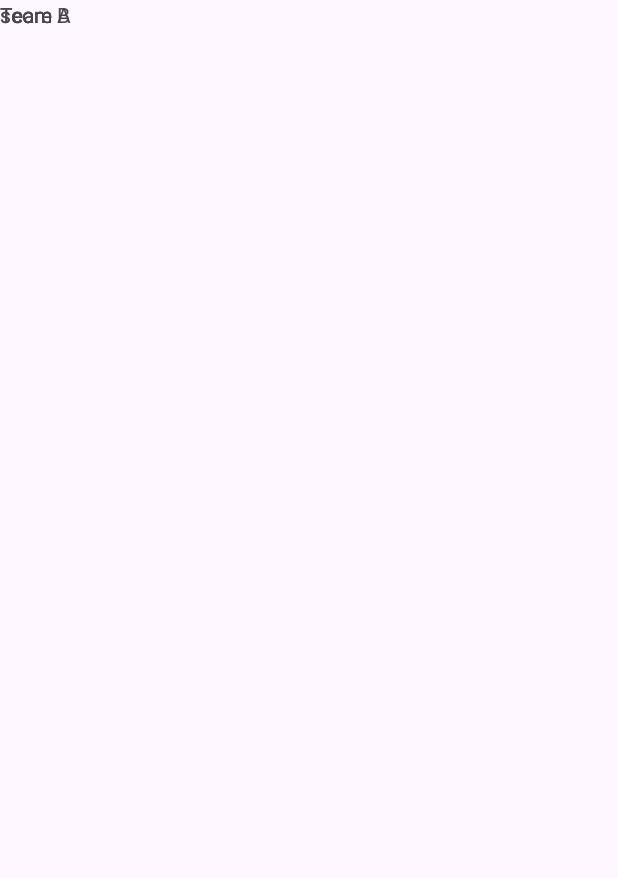
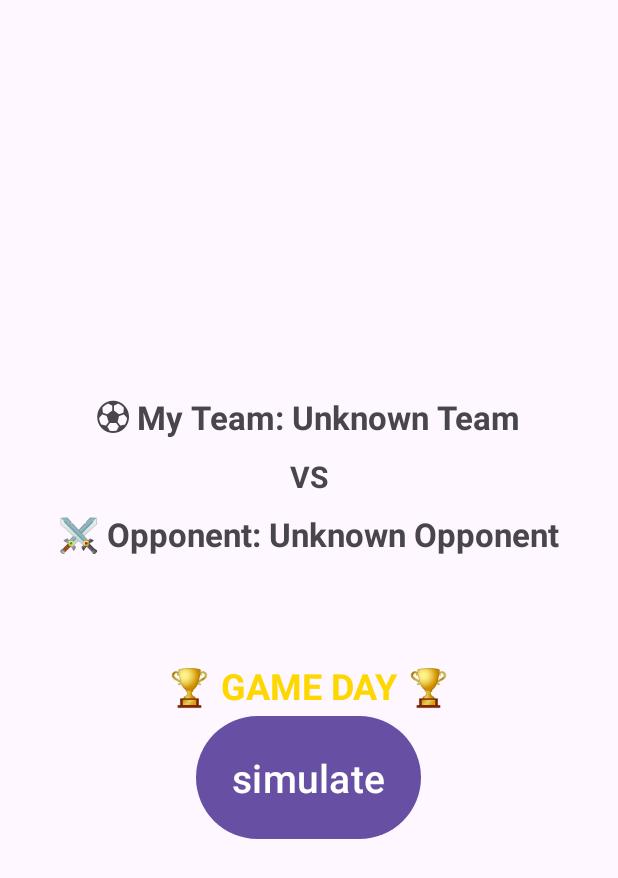
Before and after one commit to Hrach15/football2, an Android app: the gameporcces screen opened directly, with no data from a screen before it, on a phone screen of 412 x 824 dp. Before the commit the part shown is almost empty. Shown: the top 878 px of the screen. Run offline under Robolectric (Android 15) with nearby library versions, the phone set to English and light mode, and no system bars.

Commit message:
barev dzez

```diff
--- a/app/src/main/java/com/example/porcnakan/MainActivity.java
+++ b/app/src/main/java/com/example/porcnakan/MainActivity.java
@@ -62,7 +62,7 @@ public class MainActivity extends AppCompatActivity {
         });
 
         guestModeButton.setOnClickListener(v -> {
-            Intent guestIntent = new Intent(MainActivity.this, MainActivity.class);
+            Intent guestIntent = new Intent(MainActivity.this, teamchoose.class);
             guestIntent.putExtra("isGuest", true);
             startActivity(guestIntent);
             finish();
--- a/app/src/main/java/com/example/porcnakan/gameporcces.java
+++ b/app/src/main/java/com/example/porcnakan/gameporcces.java
@@ -1,24 +1,55 @@
 package com.example.porcnakan;
 
+import android.content.Intent;
 import android.os.Bundle;
-
-import androidx.activity.EdgeToEdge;
+import android.util.Log;
+import android.widget.Button;
+import android.widget.TextView;
 import androidx.appcompat.app.AppCompatActivity;
-import androidx.core.graphics.Insets;
-import androidx.core.view.ViewCompat;
-import androidx.core.view.WindowInsetsCompat;
 
 public class gameporcces extends AppCompatActivity {
+    private TextView myTeamTextView, opponentTeamTextView;
+    private Button simulateButton;
+
+    private String myClub;
+    private String opponentClub;
 
     @Override
     protected void onCreate(Bundle savedInstanceState) {
         super.onCreate(savedInstanceState);
-        EdgeToEdge.enable(this);
         setContentView(R.layout.activity_gameporcces);
-        ViewCompat.setOnApplyWindowInsetsListener(findViewById(R.id.main), (v, insets) -> {
-            Insets systemBars = insets.getInsets(WindowInsetsCompat.Type.systemBars());
-            v.setPadding(systemBars.left, systemBars.top, systemBars.right, systemBars.bottom);
-            return insets;
+
+        // Find views in layout
+        myTeamTextView = findViewById(R.id.tvMyTeam);
+        opponentTeamTextView = findViewById(R.id.tvOpponentTeam);
+        simulateButton = findViewById(R.id.btnSimulate);
+
+        // Get selected teams from Intent
+        myClub = getIntent().getStringExtra("MY_CLUB");
+        opponentClub = getIntent().getStringExtra("OPPONENT_CLUB");
+
+        // Log the received values for debugging
+        Log.d("GameProcess", "Received My Team: " + myClub);
+        Log.d("GameProcess", "Received Opponent: " + opponentClub);
+
+        // Ensure values are not null
+        if (myClub == null || myClub.isEmpty()) {
+            myClub = "Unknown Team";
+        }
+        if (opponentClub == null || opponentClub.isEmpty()) {
+            opponentClub = "Unknown Opponent";
+        }
+
+        // Display teams in the TextViews
+        myTeamTextView.setText("⚽ My Team: " + myClub);
+        opponentTeamTextView.setText("⚔️ Opponent: " + opponentClub);
+
+        // Set up button click to go to simulate activity
+        simulateButton.setOnClickListener(v -> {
+            Intent intent = new Intent(gameporcces.this, simulate.class);
+            intent.putExtra("TEAM1", myClub);
+            intent.putExtra("TEAM2", opponentClub);
+            startActivity(intent);
         });
     }
 }
--- a/app/src/main/java/com/example/porcnakan/teamchoose.java
+++ b/app/src/main/java/com/example/porcnakan/teamchoose.java
@@ -18,6 +18,7 @@ public class teamchoose extends AppCompatActivity {
     private Button playButton;
     private Map<String, List<String>> leagues;
 
+
     @Override
     protected void onCreate(Bundle savedInstanceState) {
         super.onCreate(savedInstanceState);
@@ -32,7 +33,9 @@ public class teamchoose extends AppCompatActivity {
 
 
         playButton.setOnClickListener(v -> {
+            String selectedTeam = teamSpinner.getSelectedItem().toString();
             Intent intent = new Intent(teamchoose.this, table.class);
+            intent.putExtra("selectedTeam", selectedTeam);
             startActivity(intent);
         });
     }
@@ -47,7 +50,7 @@ public class teamchoose extends AppCompatActivity {
                 "Tottenham Hotspur", "West Ham United", "Wolverhampton Wanderers"));
 
         leagues.put("La Liga", Arrays.asList(
-                "Alavés", "Almería", "Athletic Club", "Atlético Madrid", "Barcelona", "Cádiz", "Celta Vigo",
+                "Alaves", "Almería", "Athletic Club", "Atlético Madrid", "Barcelona", "Cádiz", "Celta Vigo",
                 "Getafe", "Girona", "Granada", "Las Palmas", "Mallorca", "Osasuna", "Rayo Vallecano",
                 "Real Betis", "Real Madrid", "Real Sociedad", "Sevilla", "Valencia", "Villarreal"));
 
--- a/app/src/main/res/layout/activity_gameporcces.xml
+++ b/app/src/main/res/layout/activity_gameporcces.xml
@@ -1,45 +1,55 @@
-<?xml version="1.0" encoding="utf-8"?>
-<androidx.constraintlayout.widget.ConstraintLayout xmlns:android="http://schemas.android.com/apk/res/android"
-    xmlns:app="http://schemas.android.com/apk/res-auto"
-    xmlns:tools="http://schemas.android.com/tools"
-    android:id="@+id/main"
+<LinearLayout
+    xmlns:android="http://schemas.android.com/apk/res/android"
     android:layout_width="match_parent"
     android:layout_height="match_parent"
-    tools:context=".gameporcces">
+    android:orientation="vertical"
+    android:gravity="center"
+    android:padding="16dp">
 
+    <!-- My Team -->
     <TextView
-        android:id="@+id/textView13"
+        android:id="@+id/tvMyTeam"
         android:layout_width="wrap_content"
         android:layout_height="wrap_content"
-        android:text="Team A"
-        tools:layout_editor_absoluteX="124dp"
-        tools:layout_editor_absoluteY="34dp"
-        tools:ignore="MissingConstraints" />
+        android:text="My Team"
+        android:textSize="22sp"
+        android:textStyle="bold"
+        android:layout_marginBottom="10dp"/>
 
+    <!-- VS Text -->
     <TextView
-        android:id="@+id/textView14"
         android:layout_width="wrap_content"
         android:layout_height="wrap_content"
-        android:text="Team B"
-        tools:layout_editor_absoluteX="539dp"
-        tools:layout_editor_absoluteY="34dp"
-        tools:ignore="MissingConstraints" />
+        android:text="VS"
+        android:textSize="20sp"
+        android:textStyle="bold"
+        android:layout_marginBottom="10dp"/>
 
+    <!-- Opponent Team -->
     <TextView
-        android:id="@+id/textView15"
+        android:id="@+id/tvOpponentTeam"
         android:layout_width="wrap_content"
         android:layout_height="wrap_content"
-        android:text="score"
-        tools:layout_editor_absoluteX="261dp"
-        tools:layout_editor_absoluteY="34dp"
-        tools:ignore="MissingConstraints" />
+        android:text="Opponent Team"
+        android:textSize="22sp"
+        android:textStyle="bold"
+        android:layout_marginBottom="20dp"/>
 
+    <!-- GAME DAY at the Bottom -->
     <TextView
-        android:id="@+id/textView16"
+        android:id="@+id/tvGameDay"
         android:layout_width="wrap_content"
         android:layout_height="wrap_content"
-        android:text="score"
-        tools:layout_editor_absoluteX="407dp"
-        tools:layout_editor_absoluteY="37dp"
-        tools:ignore="MissingConstraints" />
-</androidx.constraintlayout.widget.ConstraintLayout>
+        android:text="🏆 GAME DAY 🏆"
+        android:textSize="24sp"
+        android:textStyle="bold"
+        android:textColor="#FFD700"
+        android:layout_marginTop="50dp"/>
+
+    <Button
+        android:id="@+id/btnSimulate"
+        android:layout_width="150dp"
+        android:layout_height="90dp"
+        android:text="simulate"
+        android:textSize="26dp"/>
+</LinearLayout>
--- a/app/src/main/res/layout/activity_teamchoose.xml
+++ b/app/src/main/res/layout/activity_teamchoose.xml
@@ -29,7 +29,7 @@
         android:layout_height="48dp"
         android:layout_marginTop="16dp" />
 
-    <!-- Play Button -->
+
     <Button
         android:id="@+id/button2"
         android:layout_width="match_parent"
--- a/app/src/main/res/values/ids.xml
+++ b/app/src/main/res/values/ids.xml
@@ -9,4 +9,5 @@
     <item name="register_redirect" type="id" />
     <item name="forgotPassword" type="id" />
     <item name="guest_mode_button" type="id" />
+    <item name="tvGameResult" type="id" />
 </resources>
```
Also changed, not shown: app/src/main/AndroidManifest.xml (+10 -4 lines), app/src/main/java/com/example/MainScreen.java (+24 -2 lines), app/src/main/java/com/example/porcnakan/seetable.java (added, +24 -0 lines), app/src/main/java/com/example/porcnakan/simulate.java (added, +73 -0 lines), app/src/main/java/com/example/table.java (+66 -5 lines), app/src/main/res/layout/activity_main_screen.xml (+9 -8 lines), app/src/main/res/layout/activity_seetable.xml (added, +30 -0 lines), app/src/main/res/layout/activity_simulate.xml (added, +32 -0 lines).
